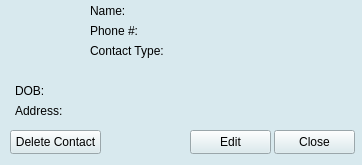
Old version of the form Address_Book/profiledisplay.ui in the repository kajo12864/Address-Book.
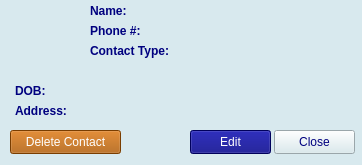
New version of the form.

Patch:
```diff
--- a/Address_Book/profiledisplay.ui
+++ b/Address_Book/profiledisplay.ui
@@ -27,6 +27,7 @@
   </property>
   <property name="styleSheet">
    <string notr="true">background-color: rgb(216, 233, 238);
+color: rgb(0, 0, 127);
 </string>
   </property>
   <widget class="QLabel" name="image_label">
@@ -51,6 +52,11 @@
      <height>21</height>
     </rect>
    </property>
+   <property name="font">
+    <font>
+     <bold>true</bold>
+    </font>
+   </property>
    <property name="text">
     <string>Name:</string>
    </property>
@@ -64,6 +70,11 @@
      <height>21</height>
     </rect>
    </property>
+   <property name="font">
+    <font>
+     <bold>true</bold>
+    </font>
+   </property>
    <property name="text">
     <string>Phone #: </string>
    </property>
@@ -77,6 +88,11 @@
      <height>21</height>
     </rect>
    </property>
+   <property name="font">
+    <font>
+     <bold>true</bold>
+    </font>
+   </property>
    <property name="text">
     <string>DOB: </string>
    </property>
@@ -90,6 +106,11 @@
      <height>21</height>
     </rect>
    </property>
+   <property name="font">
+    <font>
+     <bold>true</bold>
+    </font>
+   </property>
    <property name="text">
     <string>Address: </string>
    </property>
@@ -103,6 +124,10 @@
      <height>24</height>
     </rect>
    </property>
+   <property name="styleSheet">
+    <string notr="true">background-color: rgb(0, 0, 127);
+color: white</string>
+   </property>
    <property name="text">
     <string>Edit</string>
    </property>
@@ -112,10 +137,14 @@
     <rect>
      <x>10</x>
      <y>130</y>
-     <width>91</width>
+     <width>111</width>
      <height>24</height>
     </rect>
    </property>
+   <property name="styleSheet">
+    <string notr="true">background-color: rgb(170, 85, 0);
+color:white;</string>
+   </property>
    <property name="text">
     <string>Delete Contact</string>
    </property>
@@ -125,10 +154,15 @@
     <rect>
      <x>90</x>
      <y>40</y>
-     <width>91</width>
+     <width>101</width>
      <height>21</height>
     </rect>
    </property>
+   <property name="font">
+    <font>
+     <bold>true</bold>
+    </font>
+   </property>
    <property name="text">
     <string>Contact Type:</string>
    </property>
@@ -162,7 +196,7 @@
   <widget class="QLabel" name="lbl_contact">
    <property name="geometry">
     <rect>
-     <x>170</x>
+     <x>190</x>
      <y>40</y>
      <width>161</width>
      <height>21</height>
@@ -188,7 +222,7 @@
   <widget class="QLabel" name="lbl_address">
    <property name="geometry">
     <rect>
-     <x>70</x>
+     <x>80</x>
      <y>100</y>
      <width>271</width>
      <height>21</height>
@@ -207,6 +241,9 @@
      <height>24</height>
     </rect>
    </property>
+   <property name="styleSheet">
+    <string notr="true">color: rgb(0, 0, 127);</string>
+   </property>
    <property name="text">
     <string>Close</string>
    </property>
```
